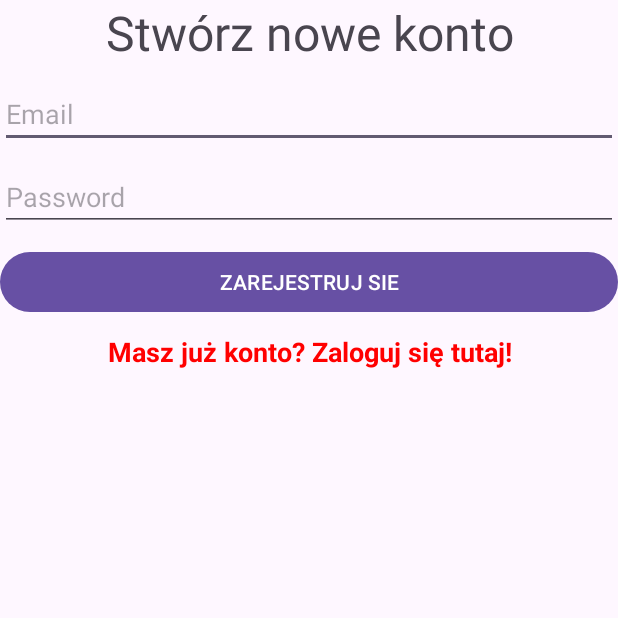
After one commit to DanBed666/JSONPlaceholderApp, an Android app: the RegisterActivity screen opened directly, with no data from a screen before it, on a phone screen of 412 x 824 dp, the top half of it. The commit adds this screen. Run offline under Robolectric (Android 15) with nearby library versions, the phone set to English and light mode, and no system bars; our stand-ins replace Firebase (no records; nobody signed in at launch, a user with empty details on screens opened directly).

Commit message:
Made login and register mechanism, and layout for this

```diff
--- /dev/null
+++ b/app/src/main/java/com/example/jsonplaceholderapp/RegisterActivity.java
@@ -0,0 +1,103 @@
+package com.example.jsonplaceholderapp;
+
+import androidx.annotation.NonNull;
+import androidx.appcompat.app.AppCompatActivity;
+
+import android.content.Intent;
+import android.os.Bundle;
+import android.util.Log;
+import android.view.View;
+import android.widget.Button;
+import android.widget.EditText;
+import android.widget.TextView;
+import android.widget.Toast;
+
+import com.google.android.gms.tasks.OnCompleteListener;
+import com.google.android.gms.tasks.Task;
+import com.google.firebase.auth.AuthResult;
+import com.google.firebase.auth.FirebaseAuth;
+
+import java.util.Objects;
+
+public class RegisterActivity extends AppCompatActivity
+{
+    FirebaseAuth mAuth;
+    EditText emailET;
+    EditText passwordET;
+    Button registerBtn;
+    TextView goToLoginActivity;
+    @Override
+    protected void onCreate(Bundle savedInstanceState)
+    {
+        super.onCreate(savedInstanceState);
+        setContentView(R.layout.activity_register);
+
+        mAuth = FirebaseAuth.getInstance();
+        mAuth = FirebaseAuth.getInstance();
+        emailET = findViewById(R.id.et_email);
+        passwordET = findViewById(R.id.et_password);
+        registerBtn = findViewById(R.id.btn_register);
+        goToLoginActivity = findViewById(R.id.tv_gotologinsite);
+
+        registerBtn.setOnClickListener(new View.OnClickListener()
+        {
+            @Override
+            public void onClick(View v)
+            {
+                String email = emailET.getText().toString();
+                String password = passwordET.getText().toString();
+
+                if (email.isEmpty() || password.isEmpty())
+                {
+                    Toast.makeText(getApplicationContext(), "Wypełnij wszystkie pola!", Toast.LENGTH_SHORT).show();
+                }
+                else if (password.length() < 8)
+                {
+                    Toast.makeText(getApplicationContext(), "Hasło musi zawierać min. 8 znaków", Toast.LENGTH_SHORT).show();
+                }
+                else
+                {
+                    Log.i("LENZGTH", String.valueOf(password.length()));
+                    Log.i("LOG", email);
+                    Log.i("PASS", password);
+                    register(email, password);
+                }
+            }
+        });
+
+        goToLoginActivity.setOnClickListener(new View.OnClickListener()
+        {
+            @Override
+            public void onClick(View v)
+            {
+                startActivity(new Intent(getApplicationContext(), LoginActivity.class));
+            }
+        });
+    }
+
+    public void register(String email, String password)
+    {
+        mAuth.createUserWithEmailAndPassword(email, password).addOnCompleteListener(new OnCompleteListener<AuthResult>()
+        {
+            @Override
+            public void onComplete(@NonNull Task<AuthResult> task)
+            {
+                if (task.isSuccessful())
+                {
+                    if (task.isSuccessful())
+                    {
+                        Log.i("REGISTER", "COMPLETE");
+                        Toast.makeText(getApplicationContext(), "Zarejestrowano pomyślnie!", Toast.LENGTH_SHORT).show();
+                        startActivity(new Intent(getApplicationContext(), LoginActivity.class));
+                        finish();
+                    }
+                    else
+                    {
+                        Log.e("REGISTER", Objects.requireNonNull(task.getException()).toString());
+                        Toast.makeText(getApplicationContext(), "Wystąpił problem podczas rejestracji!", Toast.LENGTH_SHORT).show();
+                    }
+                }
+            }
+        });
+    }
+}
--- /dev/null
+++ b/app/src/main/res/layout/activity_register.xml
@@ -0,0 +1,51 @@
+<?xml version="1.0" encoding="utf-8"?>
+<LinearLayout xmlns:android="http://schemas.android.com/apk/res/android"
+    xmlns:app="http://schemas.android.com/apk/res-auto"
+    xmlns:tools="http://schemas.android.com/tools"
+    android:layout_width="match_parent"
+    android:layout_height="match_parent"
+    tools:context=".RegisterActivity"
+    android:orientation="vertical">
+
+    <TextView
+        android:layout_width="match_parent"
+        android:layout_height="wrap_content"
+        android:textAlignment="center"
+        android:text="Stwórz nowe konto"
+        android:textSize="32dp"/>
+
+    <EditText
+        android:id="@+id/et_email"
+        android:layout_width="match_parent"
+        android:layout_height="wrap_content"
+        android:layout_marginTop="10dp"
+        android:inputType="textEmailAddress"
+        android:hint="Email"/>
+
+    <EditText
+        android:id="@+id/et_password"
+        android:layout_width="match_parent"
+        android:layout_height="wrap_content"
+        android:layout_marginTop="10dp"
+        android:inputType="textPassword"
+        android:hint="Password"/>
+
+    <Button
+        android:id="@+id/btn_register"
+        android:layout_width="match_parent"
+        android:layout_height="wrap_content"
+        android:layout_marginTop="10dp"
+        android:text="ZAREJESTRUJ SIE"/>
+
+    <TextView
+        android:id="@+id/tv_gotologinsite"
+        android:layout_width="match_parent"
+        android:layout_height="wrap_content"
+        android:textAlignment="center"
+        android:layout_marginTop="10dp"
+        android:text="Masz już konto? Zaloguj się tutaj!"
+        android:textStyle="bold"
+        android:textColor="#ff0000"
+        android:textSize="18dp"/>
+
+</LinearLayout>
```
Also changed, not shown: app/src/main/AndroidManifest.xml (+9 -0 lines), app/src/main/java/com/example/jsonplaceholderapp/HomepageActivity.java (added, +14 -0 lines), app/src/main/java/com/example/jsonplaceholderapp/LoginActivity.java (added, +84 -0 lines), app/src/main/java/com/example/jsonplaceholderapp/MainActivity.java (+17 -0 lines), app/src/main/res/layout/activity_homepage.xml (added, +9 -0 lines), app/src/main/res/layout/activity_login.xml (added, +51 -0 lines), app/src/main/res/layout/activity_main.xml (+14 -8 lines).
